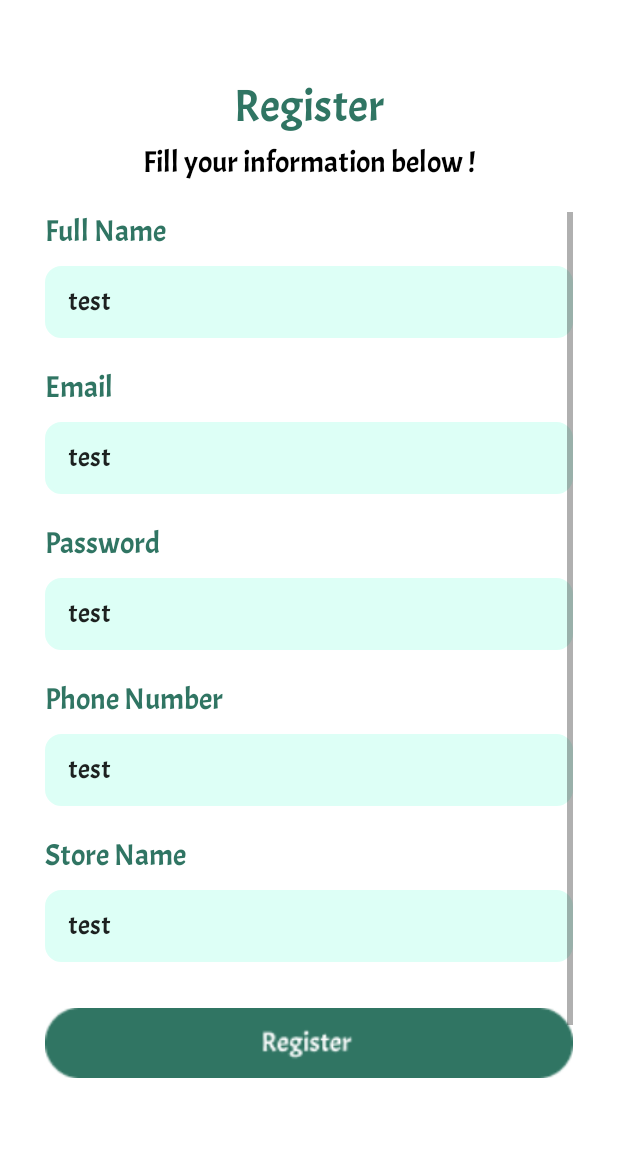
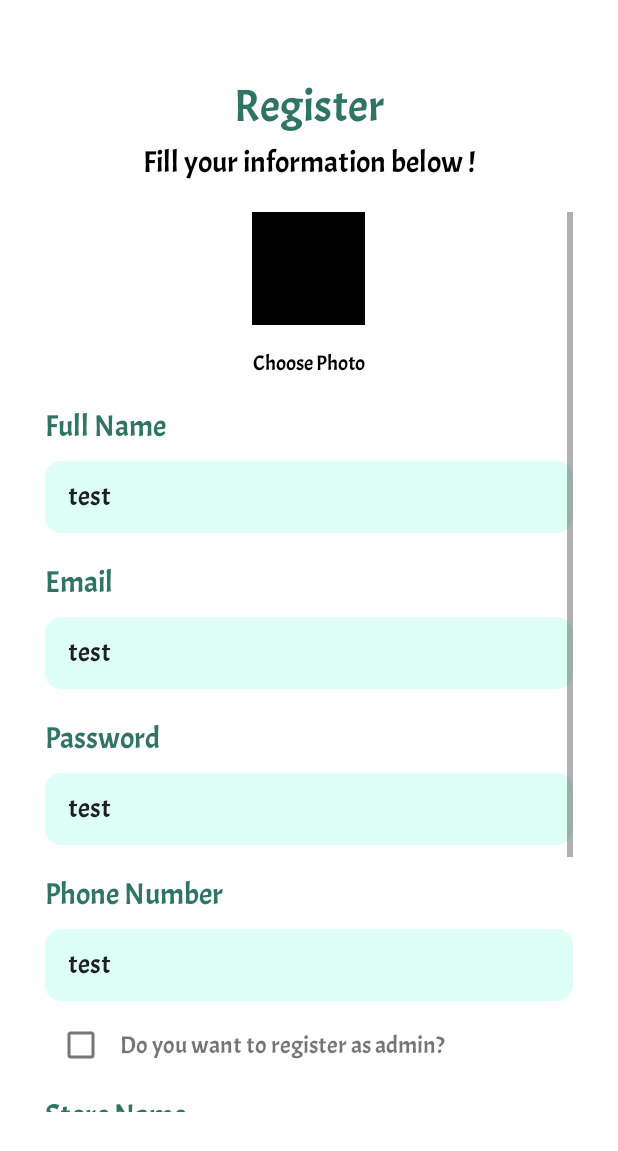
Before and after one commit to rickywizard/demarj-mobile, an Android app: the RegisterActivity screen opened directly, with no data from a screen before it, on a phone screen of 412 x 824 dp. Shown: the top 1151 px of the screen. Run offline under Robolectric (Android 15) with nearby library versions, the phone set to English and light mode, and no system bars.

Commit message:
register activity - 3

```diff
--- a/app/src/main/res/layout/activity_register.xml
+++ b/app/src/main/res/layout/activity_register.xml
@@ -21,7 +21,8 @@
         app:layout_constraintEnd_toEndOf="parent"
         app:layout_constraintStart_toStartOf="parent"
         app:layout_constraintTop_toTopOf="parent"
-        app:layout_constraintBottom_toBottomOf="@id/register_desc"/>
+        app:layout_constraintBottom_toBottomOf="@id/register_desc"
+        />
 
     <TextView
         android:id="@+id/register_desc"
@@ -49,6 +50,26 @@
             android:layout_width="match_parent"
             android:layout_height="wrap_content"
             android:orientation="vertical">
+
+            <ImageView
+                android:id="@+id/photo_profile_register"
+                android:layout_width="75dp"
+                android:layout_height="75dp"
+                android:layout_marginBottom="16dp"
+                android:scaleType="centerCrop"
+                android:background="@color/black"
+                android:layout_gravity="center"
+                />
+
+            <TextView
+                android:id="@+id/take_photo_bttn"
+                android:layout_width="match_parent"
+                android:layout_height="wrap_content"
+                android:text="Choose Photo"
+                android:textColor="@color/black"
+                android:fontFamily="@font/acme"
+                android:textAlignment="center"
+                android:layout_marginBottom="20dp"/>
 
             <TextView
                 android:id="@+id/fullname_text_register"
@@ -137,6 +158,33 @@
                 android:layout_marginTop="10dp"
                 />
 
+            <LinearLayout
+                android:layout_width="match_parent"
+                android:layout_height="wrap_content"
+                android:orientation="horizontal"
+                android:gravity="center_vertical"
+                android:layout_marginTop="5dp"
+                >
+
+                <CheckBox
+                    android:id="@+id/cb_role"
+                    android:layout_width="wrap_content"
+                    android:layout_height="wrap_content"
+                    android:gravity="center"
+                    />
+
+                <TextView
+                    android:id="@+id/role_desc"
+                    android:layout_width="wrap_content"
+                    android:layout_height="wrap_content"
+                    android:text="Do you want to register as admin?"
+                    android:fontFamily="@font/acme"
+                    android:paddingLeft="2dp"
+                    android:textSize="16sp"
+                    />
+
+            </LinearLayout>
+
             <TextView
                 android:id="@+id/store_name_text_register"
                 android:layout_width="match_parent"
@@ -145,7 +193,7 @@
                 android:text="Store Name"
                 android:textColor="@color/green"
                 android:textSize="20sp"
-                android:layout_marginTop="20dp"
+                android:layout_marginTop="10dp"
                 />
 
             <EditText
```
